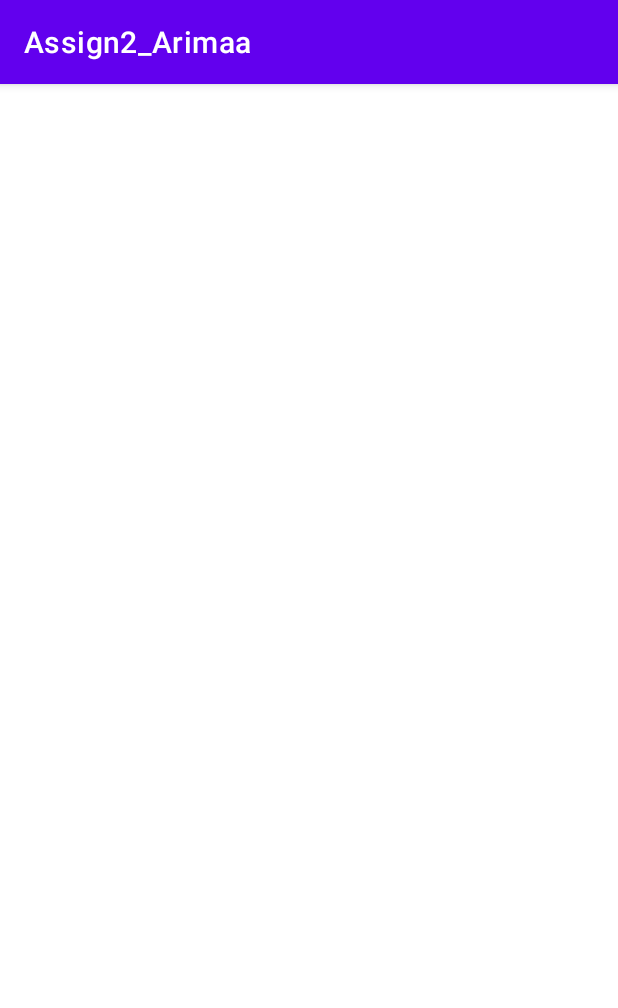
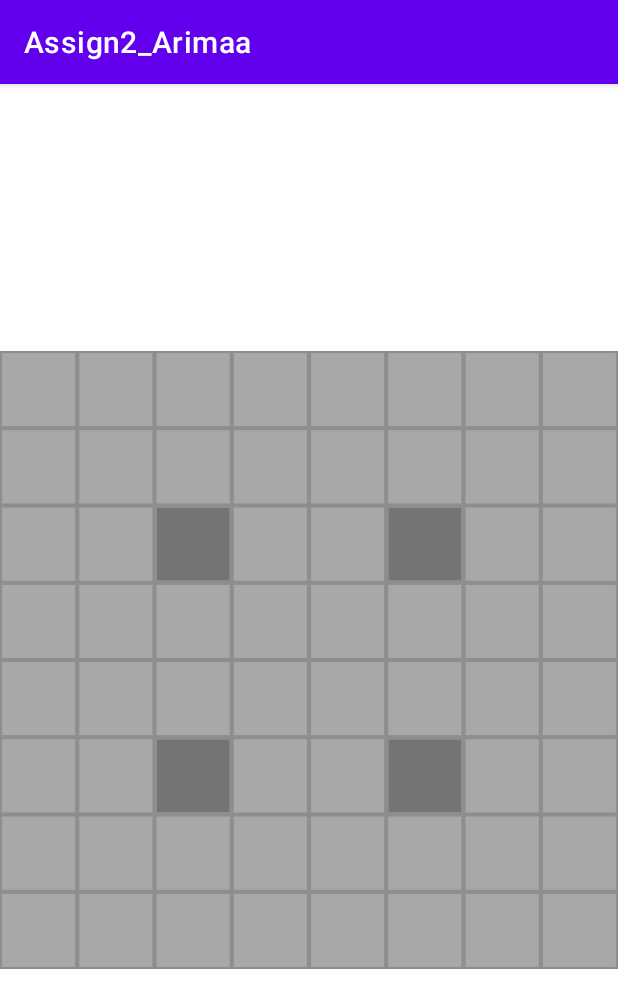
Before and after one commit to Steelzen/arimaa, an Android app: the screen it shows after launch (MainActivity), on a phone screen of 412 x 824 dp. Shown: the top 1008 px of the screen. Run offline under Robolectric (Android 15) with nearby library versions, the phone set to English and light mode, and no system bars.

Commit message:
replace imageview to customview called GameView and set background arimaa board

```diff
--- a/app/src/main/java/griffith/taehyung/assign2_arimaa/GameView.kt
+++ b/app/src/main/java/griffith/taehyung/assign2_arimaa/GameView.kt
@@ -1,4 +1,58 @@
 package griffith.taehyung.assign2_arimaa
 
-class GameView {
+import android.content.Context
+import android.graphics.Canvas
+import android.util.AttributeSet
+import android.util.Log
+import android.view.MotionEvent
+import android.view.View
+
+class GameView(context: Context?): View(context){
+    private var _context: Context? = context
+    private var _attribs: AttributeSet? = null
+    private var _defStyleAttr: Int? = null
+
+    //size of background image, currently use as a SQUARE
+    private var width: Int? = 0
+    private var height: Int?  = 0
+
+    //tie background image choice to user selection in preferences
+    constructor(context: Context, attrs: AttributeSet?) : this(context) {
+        _attribs = attrs
+    }
+
+    constructor(context: Context, attrs: AttributeSet?, defStyleAttr: Int) : this(
+        context,
+        attrs
+    ) {
+        _defStyleAttr = defStyleAttr
+    }
+
+    init {
+        setBackgroundResource(R.drawable.light_bg)
+    }
+
+    fun setWindowWidth(windowWidth: Int) {
+        width = windowWidth
+        height = windowWidth
+    }
+
+    //set to square view, based on height
+    override fun onMeasure(widthMeasureSpec: Int, heightMeasureSpec: Int) {
+        if (widthMeasureSpec < heightMeasureSpec) super.onMeasure(
+            widthMeasureSpec,
+            widthMeasureSpec
+        ) else super.onMeasure(heightMeasureSpec, heightMeasureSpec)
+    }
+
+    override fun onDraw(canvas: Canvas) {
+        super.onDraw(canvas)
+
+    }
+
+    override fun onTouchEvent(event: MotionEvent?): Boolean {
+
+
+        return super.onTouchEvent(event)
+    }
 }
```
Also changed, not shown: app/src/main/res/layout/activity_main.xml (+3 -10 lines), app/src/main/res/drawable/basic_bg.jpg (deleted), app/src/main/res/drawable/dark_bg.png (deleted), app/src/main/res/drawable/stone_bg.jpg (deleted).
